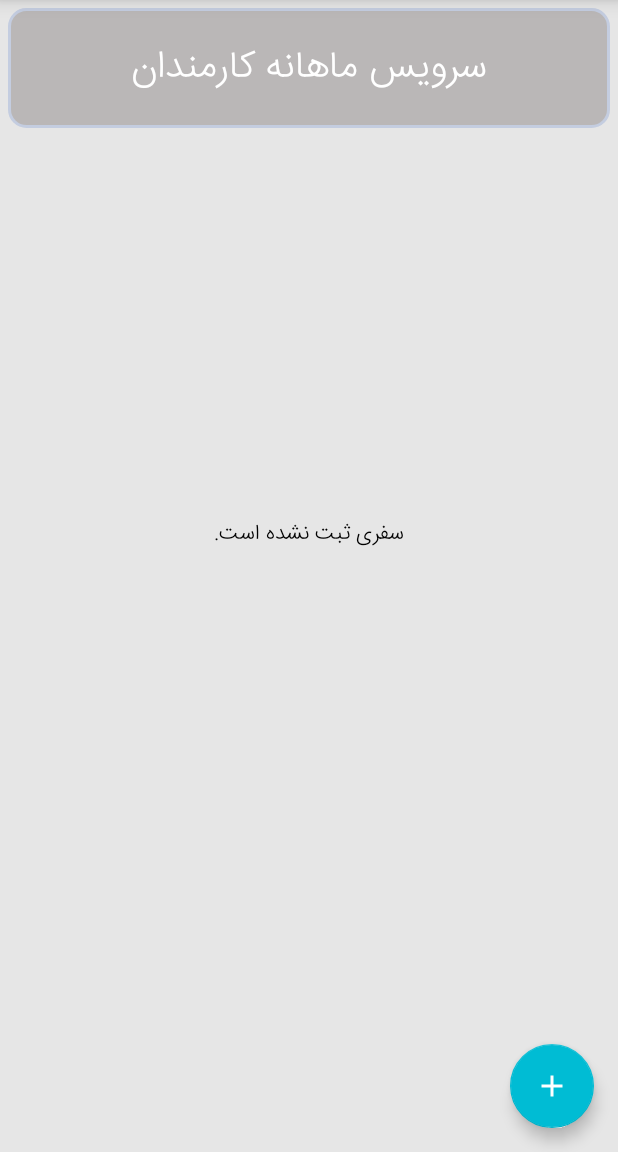
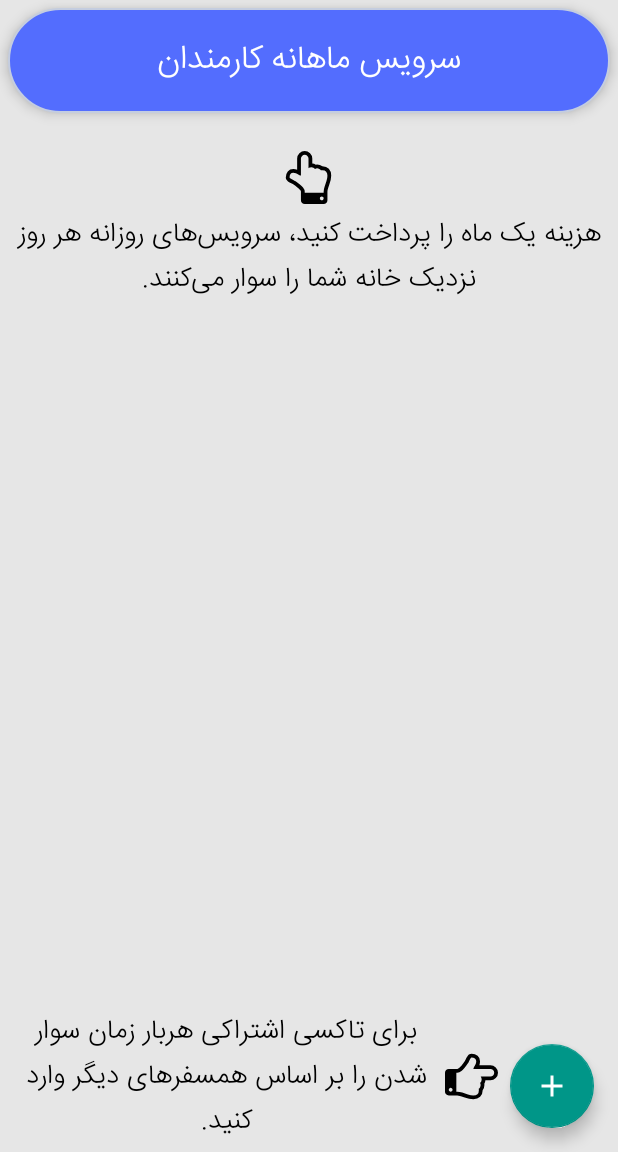
Before and after one commit to Hamedlq/m_PassengerAndroidApp, an Android app: the screen it shows after launch (MainActivity), after a tap on "OK", on a phone screen of 412 x 824 dp, the part 84-1236 px from its top. Run offline under Robolectric (Android 15) with nearby library versions, the phone set to English and light mode, and no system bars; our stand-ins replace ButterKnife, Dagger/Hilt's generated code, Timber; libraries missing offline, so code that uses them is left out: com.crashlytics.android, com.onesignal, io.fabric.sdk, retrofit.client, retrofit.mime; 48 statements that could not run were skipped.

Commit message:
minor fix

```diff
--- a/app/src/main/java/com/mibarim/main/ui/fragments/RouteFilterFragment.java
+++ b/app/src/main/java/com/mibarim/main/ui/fragments/RouteFilterFragment.java
@@ -1,5 +1,6 @@
 package com.mibarim.main.ui.fragments;
 
+import android.content.Intent;
 import android.os.Build;
 import android.os.Bundle;
 import android.support.v4.app.Fragment;
@@ -18,6 +19,7 @@ import android.widget.AdapterView;
 import android.widget.ImageView;
 import android.widget.LinearLayout;
 import android.widget.ListView;
+import android.widget.RelativeLayout;
 import android.widget.TextView;
 
 import com.google.gson.Gson;
@@ -31,16 +33,15 @@ import com.mibarim.main.models.RouteResponse;
 import com.mibarim.main.services.RouteResponseService;
 import com.mibarim.main.ui.ThrowableLoader;
 import com.mibarim.main.ui.activities.MainActivity;
-import com.mibarim.main.ui.activities.MainCardActivity;
-import com.mibarim.main.ui.activities.UserInfoDetailActivity;
 import com.mibarim.main.ui.activities.worker.workerServiceActivity;
-//import com.mibarim.main.ui.activities.MainCardActivity;
 
 import java.util.ArrayList;
 import java.util.Collections;
 import java.util.List;
 
 import javax.inject.Inject;
+
+//import com.mibarim.main.ui.activities.MainCardActivity;
 
 //import com.mibarim.main.ui.activities.MainCardActivity;
 //import com.mibarim.main.adapters.RouteFilterAdapter;
@@ -56,15 +57,16 @@ public class RouteFilterFragment extends Fragment implements AbsListView.OnItemC
     List<FilterModel> latest;
     RouteFilterAdapter mAdapter;
     ListView listView;
-    TextView mEmptyView;
+    RelativeLayout mEmptyView;
     Toolbar toolbar;
     ImageView invite_btn;
     ImageView upload_btn;
-    LinearLayout workerServiceLayout;
+    ImageView user_panel;
 
     SwipeRefreshLayout swipeRefreshLayout;
     private RouteResponse routeResponse;
     private ApiResponse suggestRouteResponse;
+    private LinearLayout staffService;
 
     @Override
     public void onCreate(Bundle savedInstanceState) {
@@ -86,8 +88,16 @@ public class RouteFilterFragment extends Fragment implements AbsListView.OnItemC
 
         listView = (ListView) view.findViewById(R.id.listView);
         swipeRefreshLayout = (SwipeRefreshLayout) view.findViewById(R.id.swipe_refresh_layout);
-        mEmptyView = (TextView) view.findViewById(R.id.empty);
-
+        mEmptyView = (RelativeLayout) view.findViewById(R.id.empty);
+        staffService = (LinearLayout) view.findViewById(R.id.worker_service_toolbar);
+        staffService.setOnClickListener(new View.OnClickListener() {
+            @Override
+            public void onClick(View v) {
+                Intent intent = new Intent(getActivity(), workerServiceActivity.class);
+                intent.putExtra("worker_token", ((MainActivity) getActivity()).getAuthToken());
+                startActivity(intent);
+            }
+        });
         toolbar = (Toolbar) view.findViewById(R.id.main_toolbar);
 //        setSupportActionBar(toolbar);
         invite_btn = (ImageView) toolbar.findViewById(R.id.invite_btn);
@@ -96,17 +106,7 @@ public class RouteFilterFragment extends Fragment implements AbsListView.OnItemC
 
         //initScreen();
         upload_btn = (ImageView) toolbar.findViewById(R.id.upload_btn);
-        workerServiceLayout  = (LinearLayout)view.findViewById(R.id.worker_service_toolbar);
 
-
-        workerServiceLayout.setOnClickListener(new View.OnClickListener() {
-            @Override
-            public void onClick(View v) {
-                Intent intent = new Intent(getActivity(),workerServiceActivity.class);
-                intent.putExtra("worker_token", ((MainActivity) getActivity()).getAuthToken());
-                startActivity(intent);
-            }
-        });
 
         invite_btn.setOnTouchListener(new View.OnTouchListener() {
             @Override
--- /dev/null
+++ b/app/src/main/res/drawable/ic_show_down.xml
@@ -0,0 +1,9 @@
+<vector xmlns:android="http://schemas.android.com/apk/res/android"
+    android:width="35dp"
+    android:height="35dp"
+    android:viewportHeight="1792.0"
+    android:viewportWidth="1792.0">
+    <path
+        android:fillColor="#FF000000"
+        android:pathData="m191.7,1407.6q26,0 45,-19t19,-45t-19,-45t-45,-19t-45,19t-19,45t19,45t45,19zM955.6,1536q189,0.1 189.1,-166.9q0,-26 -5,-56q30,-16 47.5,-52.5t17.5,-73.5t-18,-69q53,-50 53.1,-119q0,-25 -10,-55.5t-25,-47.5l331,0.2q52,0 90,-37.9t38.1,-90q0,-51 -38.9,-89.5t-89,-38.6l-576,-0.4q0,-20 15,-48.5t33,-55t33,-68t15.1,-84.5q0,-67 -44.4,-97.5t-115.5,-30.6q-24,-0 -90.1,138.9q-24,44 -37,65q-40,64 -112.1,144.9q-71.1,81 -101.1,105.9q-69,57 -140,56.9l-32,-0l-0.4,640l32,0q72,0 167,32.1t193.5,64.1t179.5,32.1zM960.5,1664q-133,-0.1 -322,-69.2q-164,-59.1 -223,-59.1l-288,-0.2q-53,-0 -90.5,-37.6t-37.4,-90.5l0.4,-640q0,-53 37.6,-90.5t90.5,-37.4l288,0.2q10,0 21.5,-4.5t23.5,-14t22.5,-18t24,-22.5t20.5,-21.5t19,-21.5t14,-17q65,-74 100.1,-128.9q13,-21 33,-62t37,-72t40.5,-63t55,-49.5t69.5,-17.5q125,0.1 206.5,67.1t81.4,189.1q-0,68 -22.1,128l374,0.2q104,0.1 180,76.1t75.9,179q-0.1,105 -75.6,181t-180.5,75.9l-169,-0.1q-4,62 -37.1,119q3,21 3,43q-0.1,101 -60.1,178q0.9,139 -85.1,219.4t-227.1,80.4z" />
+</vector>
--- /dev/null
+++ b/app/src/main/res/drawable/ic_show_up.xml
@@ -0,0 +1,4 @@
+<vector android:height="35dp" android:viewportHeight="1792.0"
+    android:viewportWidth="1792.0" android:width="35dp" xmlns:android="http://schemas.android.com/apk/res/android">
+    <path android:fillColor="#FF000000" android:pathData="M1408,1600q0,-26 -19,-45t-45,-19 -45,19 -19,45 19,45 45,19 45,-19 19,-45zM1536,836q0,-189 -167,-189 -26,0 -56,5 -16,-30 -52.5,-47.5t-73.5,-17.5 -69,18q-50,-53 -119,-53 -25,0 -55.5,10t-47.5,25v-331q0,-52 -38,-90t-90,-38q-51,0 -89.5,39t-38.5,89v576q-20,0 -48.5,-15t-55,-33 -68,-33 -84.5,-15q-67,0 -97.5,44.5t-30.5,115.5q0,24 139,90 44,24 65,37 64,40 145,112 81,71 106,101 57,69 57,140v32h640v-32q0,-72 32,-167t64,-193.5 32,-179.5zM1664,831q0,133 -69,322 -59,164 -59,223v288q0,53 -37.5,90.5t-90.5,37.5h-640q-53,0 -90.5,-37.5t-37.5,-90.5v-288q0,-10 -4.5,-21.5t-14,-23.5 -18,-22.5 -22.5,-24 -21.5,-20.5 -21.5,-19 -17,-14q-74,-65 -129,-100 -21,-13 -62,-33t-72,-37 -63,-40.5 -49.5,-55 -17.5,-69.5q0,-125 67,-206.5t189,-81.5q68,0 128,22v-374q0,-104 76,-180t179,-76q105,0 181,75.5t76,180.5v169q62,4 119,37 21,-3 43,-3 101,0 178,60 139,-1 219.5,85t80.5,227z"/>
+</vector>
--- a/app/src/main/res/drawable/shape.xml
+++ b/app/src/main/res/drawable/shape.xml
@@ -4,16 +4,16 @@
     android:shape="rectangle"   >
 
     <solid
-        android:color="#bab7b7" >
+        android:color="@color/accent" >
     </solid>
 
     <stroke
-        android:width="2dp"
+        android:width="1dp"
         android:color="#C4CDE0" >
     </stroke>
 
     <corners
-        android:radius="11dp"   >
+        android:radius="50dp"   >
     </corners>
 
 </shape>
--- a/app/src/main/res/layout/fragment_fab.xml
+++ b/app/src/main/res/layout/fragment_fab.xml
@@ -1,7 +1,6 @@
 <?xml version="1.0" encoding="utf-8"?>
 <RelativeLayout xmlns:android="http://schemas.android.com/apk/res/android"
     xmlns:app="http://schemas.android.com/apk/res-auto"
-    xmlns:tools="http://schemas.android.com/tools"
     android:layout_width="match_parent"
     android:layout_height="match_parent">
 
@@ -9,11 +8,11 @@
         android:id="@+id/fab"
         android:layout_width="wrap_content"
         android:layout_height="wrap_content"
+        android:layout_alignParentBottom="true"
+        android:layout_alignParentStart="true"
         android:layout_gravity="bottom|end"
-        android:layout_alignParentStart="true"
-        android:layout_alignParentBottom="true"
+        android:layout_margin="@dimen/fab_margin"
         android:src="@drawable/ic_add"
-        android:layout_margin="@dimen/fab_margin"
-        />
+        app:backgroundTint="@color/primary" />
 
 </RelativeLayout>
--- a/app/src/main/res/layout/main_card_activity.xml
+++ b/app/src/main/res/layout/main_card_activity.xml
@@ -12,9 +12,7 @@
         android:background="#fff"
         android:orientation="vertical">
 
-        <include layout="@layout/toolbar_main">
-
-        </include>
+        <include layout="@layout/toolbar_main" />
         <!-- The tm content view -->
 
         <FrameLayout
--- a/app/src/main/res/layout/route_filter_fragment.xml
+++ b/app/src/main/res/layout/route_filter_fragment.xml
@@ -19,13 +19,69 @@
         android:layout_height="match_parent"
         android:orientation="vertical">
 
-        <include layout="@layout/toolbar_main"></include>
+        <include layout="@layout/toolbar_main" />
+
+        <LinearLayout
+            android:id="@+id/worker_service_toolbar"
+            android:layout_width="match_parent"
+            android:layout_height="70dp"
+            android:layout_margin="5dp"
+            android:background="@drawable/shape"
+            android:elevation="5dp"
+            android:gravity="center"
+            android:orientation="vertical">
+
+            <TextView
+                android:layout_width="wrap_content"
+                android:layout_height="wrap_content"
+                android:layout_gravity="center"
+                android:text="@string/service_worker_name"
+                android:textAppearance="?android:textAppearanceLarge"
+                android:textColor="@android:color/white" />
+
+        </LinearLayout>
+
+        <RelativeLayout
+            android:id="@+id/empty"
+            android:layout_width="match_parent"
+            android:layout_height="match_parent"
+            android:visibility="gone">
+
+            <TextView
+                android:layout_width="wrap_content"
+                android:layout_height="wrap_content"
+                android:layout_centerHorizontal="true"
+                android:layout_marginTop="20dp"
+                android:layout_marginStart="20dp"
+                android:drawableTop="@drawable/ic_show_up"
+                android:drawablePadding="5dp"
+                android:gravity="center"
+                android:text="@string/monthly_service"
+                android:textAppearance="?android:textAppearanceMedium"
+                android:textColor="@android:color/black" />
+
+            <TextView
+                android:layout_width="wrap_content"
+                android:layout_height="wrap_content"
+                android:layout_alignParentBottom="true"
+                android:layout_marginEnd="10dp"
+                android:drawablePadding="5dp"
+                android:layout_marginBottom="5dp"
+                android:drawableStart="@drawable/ic_show_down"
+                android:layout_marginStart="80dp"
+                android:gravity="center"
+                android:text="@string/daily_service"
+                android:textAppearance="?android:textAppearanceMedium"
+                android:textColor="@android:color/black" />
+
+        </RelativeLayout>
 
         <android.support.v4.widget.SwipeRefreshLayout
 
             android:id="@+id/swipe_refresh_layout"
             android:layout_width="match_parent"
             android:layout_height="match_parent">
+
 
             <ListView
                 android:id="@+id/listView"
@@ -39,14 +95,4 @@
     </LinearLayout>
 
 
-    <TextView
-        android:id="@+id/empty"
-        style="@style/ListSubtitleText"
-        android:layout_width="wrap_content"
-        android:layout_height="wrap_content"
-        android:layout_centerInParent="true"
-        android:text="@string/no_trip"
-        android:textColor="@color/main_black"
-        android:visibility="gone" />
-
 </RelativeLayout>
--- a/app/src/main/res/layout/toolbar_main.xml
+++ b/app/src/main/res/layout/toolbar_main.xml
@@ -1,8 +1,8 @@
 <?xml version="1.0" encoding="utf-8"?>
-<LinearLayout android:layout_width="match_parent"
+<LinearLayout xmlns:android="http://schemas.android.com/apk/res/android"
+    xmlns:app="http://schemas.android.com/apk/res-auto"
+    android:layout_width="match_parent"
     android:layout_height="wrap_content"
-    xmlns:android="http://schemas.android.com/apk/res/android"
-    xmlns:app="http://schemas.android.com/apk/res-auto"
     android:orientation="vertical">
 
     <android.support.v7.widget.Toolbar
@@ -50,33 +50,11 @@
             android:layout_width="wrap_content"
             android:layout_height="wrap_content"
             android:layout_gravity="end"
+            android:layout_marginEnd="10dp"
             android:padding="10dp"
-        android:layout_marginEnd="10dp"
             android:src="@drawable/ic_account_panel" />
 
 
     </android.support.v7.widget.Toolbar>
 
-    <LinearLayout
-        android:layout_width="match_parent"
-        android:layout_height="80dp"
-        android:background="@drawable/shape"
-        android:layout_margin="5dp"
-        android:orientation="vertical"
-        android:gravity="center"
-        android:id="@+id/worker_service_toolbar"
-
-        >
-
-        <TextView
-            android:layout_width="wrap_content"
-            android:layout_height="wrap_content"
-            android:text="@string/service_worker_name"
-            android:textColor="@android:color/white"
-            android:textSize="25dp"
-            android:layout_gravity="center"
-        />
-
 </LinearLayout>
-
-</LinearLayout>
--- a/app/src/main/res/layout/user_profile.xml
+++ b/app/src/main/res/layout/user_profile.xml
@@ -5,7 +5,7 @@
 
     <LinearLayout xmlns:android="http://schemas.android.com/apk/res/android"
         android:layout_width="match_parent"
-        android:layout_height="match_parent"
+        android:layout_height="wrap_content"
         android:gravity="center_horizontal"
         android:orientation="vertical">
 
--- a/app/src/main/res/values/strings.xml
+++ b/app/src/main/res/values/strings.xml
@@ -334,7 +334,7 @@
     <string name="ride_down">ثبت محل پیاده شدن</string>
     <string name="zero">0</string>
     <string name="empty_list">موردی ثبت نشده است</string>
-    <string name="no_trip">سفری ثبت نشده است.</string>
+    <string name="no_trip">رزرو سفر</string>
     <string name="invite_friends">دعوت از دوستان</string>
     <string name="about_me">درباره من</string>
     <string name="bank_info">اطلاعات حساب بانکی</string>
@@ -442,6 +442,8 @@
     <string name="charge">افزایش اعتبار</string>
     <string name="payment">پرداخت</string>
     <string name="low_charge_amount">مبلغ وارد شده کم است</string>
+    <string name="monthly_service">هزینه یک ماه را پرداخت کنید، سرویس‌های روزانه هر روز نزدیک خانه شما را سوار می‌کنند.</string>
+    <string name="daily_service">برای تاکسی اشتراکی هربار زمان سوار شدن را بر اساس همسفرهای دیگر وارد کنید.</string>
 
 
 </resources>
--- a/app/src/main/res/values/styles.xml
+++ b/app/src/main/res/values/styles.xml
@@ -45,7 +45,7 @@
     </style>
 
     <style name="ListSubtitleText">
-        <item name="android:textSize">14sp</item>
+        <item name="android:textAppearance">?android:textAppearanceSmall</item>
         <item name="android:textColor">@color/table_text_light</item>
         <item name="android:layout_height">wrap_content</item>
         <item name="android:layout_width">wrap_content</item>
```
Also changed, not shown: app/src/main/java/com/mibarim/main/ui/activities/MainCardActivity.java (+42 -60 lines), app/src/main/java/com/mibarim/main/ui/fragments/PlusFragments/PassengerCardFragment.java (+10 -4 lines), app/src/main/res/layout/reload_card_list.xml (+7 -7 lines), app/src/main/res/layout/worker_list_item.xml (+25 -33 lines), app/src/main/res/layout/worker_service.xml (+12 -13 lines), app/src/main/res/drawable/select_route.png (added). Lines whose indentation alone changed are shown as unchanged.
